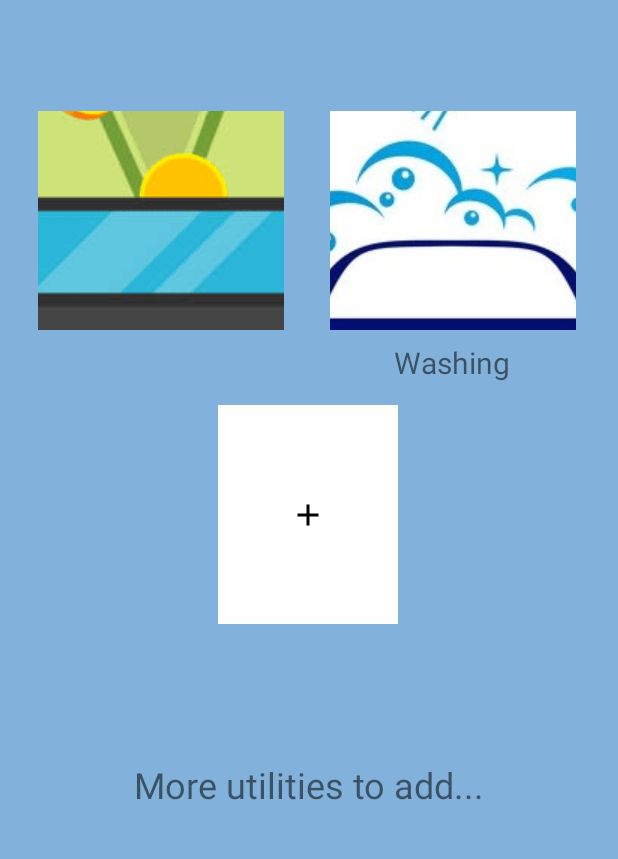
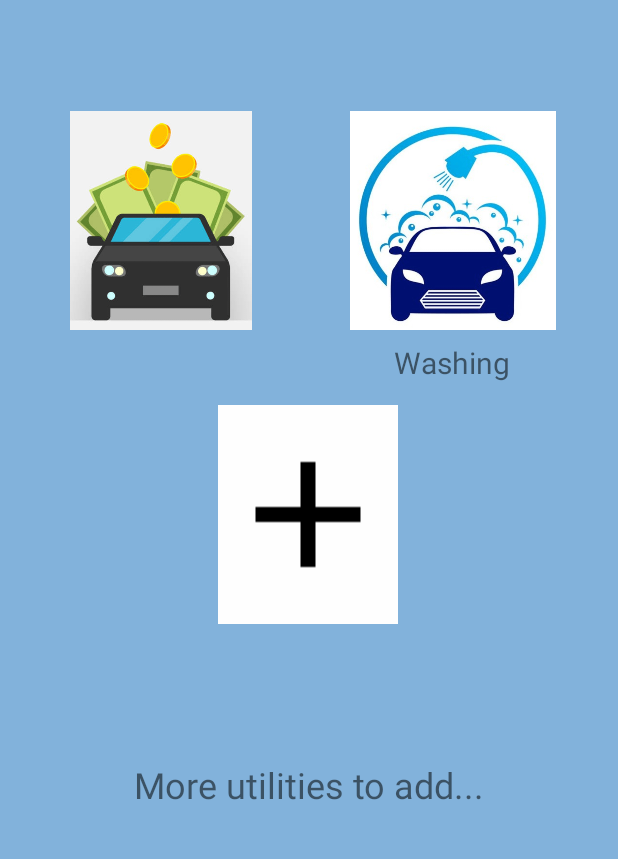
Before and after one commit to sanskaraut/EDAI-APP, an Android app: the MainActivity screen opened directly, with no data from a screen before it, on a phone screen of 412 x 824 dp, the part 201-1060 px from its top. Run offline under Robolectric (Android 15) with nearby library versions, the phone set to English and light mode, and no system bars.

Commit message:
image size adjust

```diff
--- a/app/src/main/res/layout/aadhar_card.xml
+++ b/app/src/main/res/layout/aadhar_card.xml
@@ -62,7 +62,6 @@
         android:id="@+id/button5"
         android:layout_width="375dp"
         android:layout_height="75dp"
-        android:background="@drawable/edit_shape"
         android:backgroundTint="#0F8BE1"
         android:gravity="center"
         android:text="Continue"
--- a/app/src/main/res/layout/driving_licence.xml
+++ b/app/src/main/res/layout/driving_licence.xml
@@ -61,7 +61,6 @@
         android:id="@+id/button3"
         android:layout_width="375dp"
         android:layout_height="75dp"
-        android:background="@drawable/edit_shape"
         android:backgroundTint="#0F8BE1"
         android:gravity="center"
         android:text="Continue"
--- a/app/src/main/res/layout/expense_page.xml
+++ b/app/src/main/res/layout/expense_page.xml
@@ -71,6 +71,8 @@
         android:id="@+id/imageButton2"
         android:layout_width="99dp"
         android:layout_height="84dp"
+        android:scaleType="fitCenter"
+        android:background="#82B2DB"
         app:layout_constraintBottom_toBottomOf="parent"
         app:layout_constraintEnd_toEndOf="parent"
         app:layout_constraintHorizontal_bias="1.0"
@@ -228,8 +230,8 @@
         android:layout_height="36dp"
         android:ems="10"
         android:gravity="center"
-        android:text="₹300"
-        android:textSize="30dp"
+        android:text="@string/_300"
+        android:textSize="30sp"
         android:textStyle="bold"
         app:layout_constraintBottom_toBottomOf="@+id/textView44"
         app:layout_constraintEnd_toEndOf="@+id/textView44"
--- a/app/src/main/res/layout/login_page.xml
+++ b/app/src/main/res/layout/login_page.xml
@@ -46,7 +46,6 @@
         android:id="@+id/login_Button"
         android:layout_width="360dp"
         android:layout_height="60dp"
-        android:background="@drawable/edit_shape"
         android:backgroundTint="#0F8BE1"
         android:gravity="center"
         android:text="Login"
@@ -67,6 +66,7 @@
         android:textSize="20sp"
         app:layout_constraintBottom_toBottomOf="parent"
         app:layout_constraintEnd_toEndOf="@+id/signUp_Button_Textview"
+        app:layout_constraintHorizontal_bias="0.159"
         app:layout_constraintStart_toStartOf="parent"
         app:layout_constraintTop_toBottomOf="@+id/login_Button"
         app:layout_constraintVertical_bias="0.084" />
@@ -75,7 +75,7 @@
         android:id="@+id/signUp_Button_Textview"
         android:layout_width="100dp"
         android:layout_height="40dp"
-        android:layout_marginEnd="64dp"
+        android:layout_marginEnd="44dp"
         android:gravity="center"
         android:text="Signup"
         android:textColor="#0F8BE1"
--- a/app/src/main/res/layout/main_page.xml
+++ b/app/src/main/res/layout/main_page.xml
@@ -26,27 +26,17 @@
         app:layout_constraintTop_toTopOf="parent"
         app:layout_constraintVertical_bias="0.0" />
 
-    <ImageButton
-        android:id="@+id/imageButton4"
-        android:layout_width="164dp"
-        android:layout_height="146dp"
-        android:text=""
-        app:layout_constraintBottom_toBottomOf="parent"
-        app:layout_constraintEnd_toEndOf="parent"
-        app:layout_constraintHorizontal_bias="0.101"
-        app:layout_constraintStart_toStartOf="parent"
-        app:layout_constraintTop_toTopOf="parent"
-        app:layout_constraintVertical_bias="0.244"
-        app:srcCompat="@drawable/car_expense" />
 
     <ImageButton
         android:id="@+id/imageButton5"
         android:layout_width="164dp"
         android:layout_height="146dp"
+        android:background="#82B2DB"
+        android:scaleType="fitCenter"
         android:text=""
-        app:layout_constraintHorizontal_bias="0.886"
         app:layout_constraintBottom_toBottomOf="parent"
         app:layout_constraintEnd_toEndOf="parent"
+        app:layout_constraintHorizontal_bias="0.886"
         app:layout_constraintStart_toStartOf="parent"
         app:layout_constraintTop_toTopOf="@+id/textView27"
         app:layout_constraintVertical_bias="0.244"
@@ -101,6 +91,7 @@
         android:layout_height="146dp"
         android:background="#FEFEFE"
         android:text=""
+        android:scaleType="fitCenter"
         app:layout_constraintBottom_toBottomOf="parent"
         app:layout_constraintEnd_toEndOf="parent"
         app:layout_constraintHorizontal_bias="0.498"
@@ -138,5 +129,22 @@
         tools:layout_editor_absoluteX="21dp"
         tools:layout_editor_absoluteY="58dp" />
 
+    <ImageButton
+        android:id="@+id/imageButton3"
+        android:layout_width="164dp"
+        android:layout_height="146dp"
+        android:background="#82B2DB"
+        android:padding="0dp"
+        android:scaleType="fitCenter"
+        android:text=""
+        app:layout_constraintBottom_toBottomOf="parent"
+        app:layout_constraintEnd_toEndOf="parent"
+        app:layout_constraintHorizontal_bias="0.101"
+        app:layout_constraintStart_toStartOf="parent"
+        app:layout_constraintTop_toTopOf="parent"
+        app:layout_constraintVertical_bias="0.244"
+        app:srcCompat="@drawable/car_expense"
+        tools:ignore="ContentDescription" />
+
 
 </androidx.constraintlayout.widget.ConstraintLayout>
--- a/app/src/main/res/layout/pan_card.xml
+++ b/app/src/main/res/layout/pan_card.xml
@@ -76,7 +76,6 @@
         android:id="@+id/button6"
         android:layout_width="375dp"
         android:layout_height="75dp"
-        android:background="@drawable/edit_shape"
         android:backgroundTint="#0F8BE1"
         android:gravity="center"
         android:text="Continue"
--- a/app/src/main/res/layout/profile_photo.xml
+++ b/app/src/main/res/layout/profile_photo.xml
@@ -81,7 +81,6 @@
         android:id="@+id/button8"
         android:layout_width="375dp"
         android:layout_height="75dp"
-        android:background="@drawable/edit_shape"
         android:backgroundTint="#0F8BE1"
         android:gravity="center"
         android:text="Continue"
--- a/app/src/main/res/layout/rc_details.xml
+++ b/app/src/main/res/layout/rc_details.xml
@@ -88,7 +88,6 @@
         android:id="@+id/button7"
         android:layout_width="375dp"
         android:layout_height="75dp"
-        android:background="@drawable/edit_shape"
         android:backgroundTint="#0F8BE1"
         android:gravity="center"
         android:text="Continue"
--- a/app/src/main/res/layout/signup_page.xml
+++ b/app/src/main/res/layout/signup_page.xml
@@ -141,11 +141,10 @@
         android:layout_width="360dp"
         android:layout_height="60dp"
         android:layout_marginTop="36dp"
-        android:background="@drawable/edit_shape"
         android:backgroundTint="#0F8BE1"
         android:gravity="center"
         android:padding="20dp"
-        android:text="SignUp"
+        android:text="@string/signup"
         android:textSize="24sp"
         app:layout_constraintEnd_toEndOf="parent"
         app:layout_constraintHorizontal_bias="0.45"
--- a/app/src/main/res/layout/washing_center_detail.xml
+++ b/app/src/main/res/layout/washing_center_detail.xml
@@ -88,11 +88,10 @@
         android:layout_width="170dp"
         android:layout_height="75dp"
         android:layout_marginTop="152dp"
-        android:background="@drawable/edit_shape"
         android:backgroundTint="#0F8BE1"
         android:gravity="center"
         android:text="Confirm"
-        android:textSize="30sp"
+        android:textSize="26dp"
         app:layout_constraintBottom_toBottomOf="parent"
         app:layout_constraintEnd_toEndOf="parent"
         app:layout_constraintHorizontal_bias="0.095"
@@ -122,11 +121,10 @@
         android:layout_width="170dp"
         android:layout_height="75dp"
         android:layout_marginTop="152dp"
-        android:background="@drawable/edit_shape"
         android:backgroundTint="#0F8BE1"
         android:gravity="center"
         android:text="Cancel"
-        android:textSize="30sp"
+        android:textSize="26dp"
         app:layout_constraintBottom_toBottomOf="parent"
         app:layout_constraintEnd_toEndOf="parent"
         app:layout_constraintHorizontal_bias="0.904"
--- a/app/src/main/res/values/strings.xml
+++ b/app/src/main/res/values/strings.xml
@@ -5,5 +5,7 @@
     <string name="un_text"><u>Upload your document</u></string>
     <string name="un_text2"><u>Tap here if you are in danger</u></string>
     <string name="welcome">Welcome!</string>
+    <string name="_300">₹300</string>
+    <string name="signup">SignUp</string>
 
 </resources>
```
Also changed, not shown: app/src/main/res/layout/activity_main.xml (deleted, +0 -22 lines), app/src/main/res/layout/documentation.xml (+10 -5 lines).
